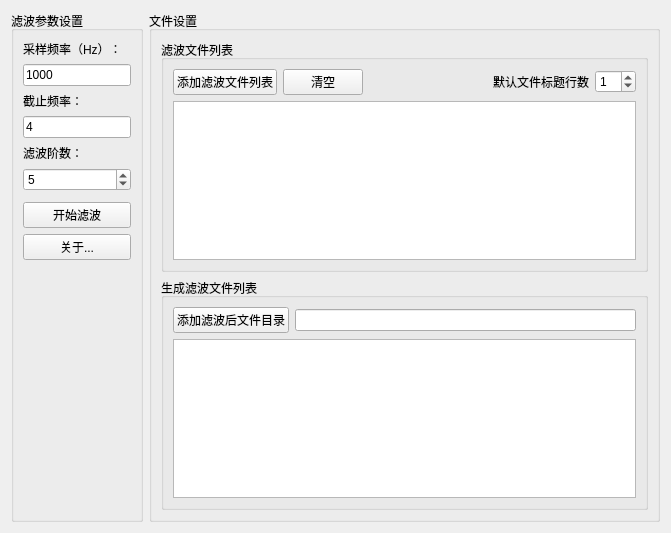
The window that dataFilter/dataFilterBatchUi.ui (Liung/QAeroData) describes before a commit, drawn with Qt 5.
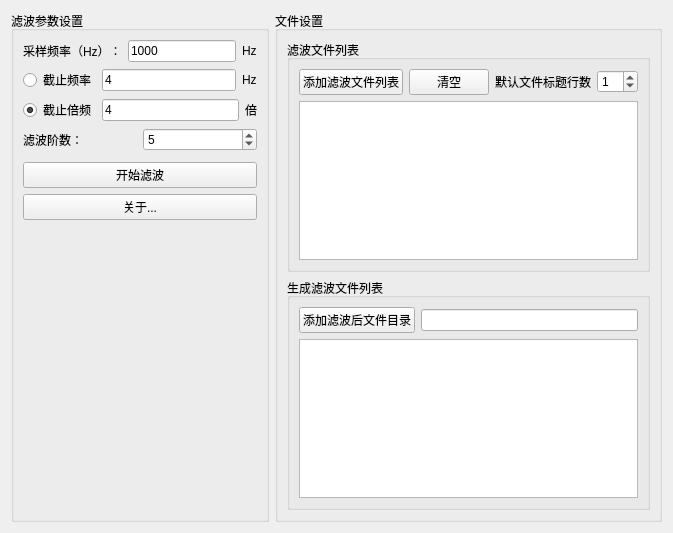
The same window after the commit.

```diff
--- a/dataFilter/dataFilterBatchUi.ui
+++ b/dataFilter/dataFilterBatchUi.ui
@@ -6,7 +6,7 @@
    <rect>
     <x>0</x>
     <y>0</y>
-    <width>671</width>
+    <width>667</width>
     <height>533</height>
    </rect>
   </property>
@@ -28,14 +28,7 @@
      <layout class="QVBoxLayout" name="verticalLayout_4">
       <item>
        <layout class="QGridLayout" name="gridLayout">
-        <item row="4" column="0">
-         <widget class="QLabel" name="label_2">
-          <property name="text">
-           <string>滤波阶数：</string>
-          </property>
-         </widget>
-        </item>
-        <item row="9" column="0">
+        <item row="16" column="0">
          <spacer name="verticalSpacer">
           <property name="orientation">
            <enum>Qt::Vertical</enum>
@@ -48,27 +41,7 @@
           </property>
          </spacer>
         </item>
-        <item row="5" column="0">
-         <widget class="QSpinBox" name="spbBatchFilterOrders">
-          <property name="minimum">
-           <number>1</number>
-          </property>
-          <property name="maximum">
-           <number>10</number>
-          </property>
-          <property name="value">
-           <number>5</number>
-          </property>
-         </widget>
-        </item>
-        <item row="1" column="0">
-         <widget class="QLineEdit" name="txtBatchSampleRate">
-          <property name="text">
-           <string>1000</string>
-          </property>
-         </widget>
-        </item>
-        <item row="6" column="0">
+        <item row="13" column="0">
          <spacer name="verticalSpacer_2">
           <property name="orientation">
            <enum>Qt::Vertical</enum>
@@ -84,40 +57,127 @@
           </property>
          </spacer>
         </item>
-        <item row="2" column="0">
-         <widget class="QLabel" name="label_3">
-          <property name="text">
-           <string>截止频率：</string>
-          </property>
-         </widget>
-        </item>
-        <item row="8" column="0">
+        <item row="15" column="0">
          <widget class="QPushButton" name="btnBatchFilterAbout">
           <property name="text">
            <string>关于...</string>
           </property>
          </widget>
         </item>
-        <item row="3" column="0">
-         <widget class="QLineEdit" name="txtBatchCutoffFre">
-          <property name="text">
-           <string>4</string>
-          </property>
-         </widget>
-        </item>
-        <item row="7" column="0">
+        <item row="14" column="0">
          <widget class="QPushButton" name="btnBatchFilterStart">
           <property name="text">
            <string>开始滤波</string>
           </property>
          </widget>
         </item>
-        <item row="0" column="0">
-         <widget class="QLabel" name="label">
-          <property name="text">
-           <string>采样频率（Hz）：</string>
-          </property>
-         </widget>
+        <item row="5" column="0">
+         <layout class="QHBoxLayout" name="horizontalLayout_4">
+          <item>
+           <widget class="QRadioButton" name="radioButton">
+            <property name="text">
+             <string>截止频率</string>
+            </property>
+           </widget>
+          </item>
+          <item>
+           <widget class="QLineEdit" name="txtBatchCutoffFre">
+            <property name="text">
+             <string>4</string>
+            </property>
+           </widget>
+          </item>
+          <item>
+           <widget class="QLabel" name="label_3">
+            <property name="text">
+             <string>Hz</string>
+            </property>
+           </widget>
+          </item>
+         </layout>
+        </item>
+        <item row="6" column="0">
+         <layout class="QHBoxLayout" name="horizontalLayout_5">
+          <item>
+           <widget class="QRadioButton" name="radioButton_2">
+            <property name="text">
+             <string>截止倍频</string>
+            </property>
+            <property name="checked">
+             <bool>true</bool>
+            </property>
+           </widget>
+          </item>
+          <item>
+           <widget class="QLineEdit" name="txtBatchMultiCutoffFre">
+            <property name="text">
+             <string>4</string>
+            </property>
+           </widget>
+          </item>
+          <item>
+           <widget class="QLabel" name="label_6">
+            <property name="text">
+             <string>倍</string>
+            </property>
+           </widget>
+          </item>
+         </layout>
+        </item>
+        <item row="1" column="0">
+         <layout class="QHBoxLayout" name="horizontalLayout_6">
+          <item>
+           <widget class="QLabel" name="label">
+            <property name="text">
+             <string>采样频率（Hz）：</string>
+            </property>
+           </widget>
+          </item>
+          <item>
+           <widget class="QLineEdit" name="txtBatchSampleRate">
+            <property name="text">
+             <string>1000</string>
+            </property>
+           </widget>
+          </item>
+          <item>
+           <widget class="QLabel" name="label_5">
+            <property name="text">
+             <string>Hz</string>
+            </property>
+           </widget>
+          </item>
+         </layout>
+        </item>
+        <item row="10" column="0">
+         <layout class="QHBoxLayout" name="horizontalLayout_7">
+          <item>
+           <widget class="QLabel" name="label_2">
+            <property name="text">
+             <string>滤波阶数：</string>
+            </property>
+           </widget>
+          </item>
+          <item>
+           <widget class="QSpinBox" name="spbBatchFilterOrders">
+            <property name="sizePolicy">
+             <sizepolicy hsizetype="Preferred" vsizetype="Preferred">
+              <horstretch>0</horstretch>
+              <verstretch>0</verstretch>
+             </sizepolicy>
+            </property>
+            <property name="minimum">
+             <number>1</number>
+            </property>
+            <property name="maximum">
+             <number>10</number>
+            </property>
+            <property name="value">
+             <number>5</number>
+            </property>
+           </widget>
+          </item>
+         </layout>
         </item>
        </layout>
       </item>
```
Left out of the diff: 51 changed lines with no effect on the pictures.
